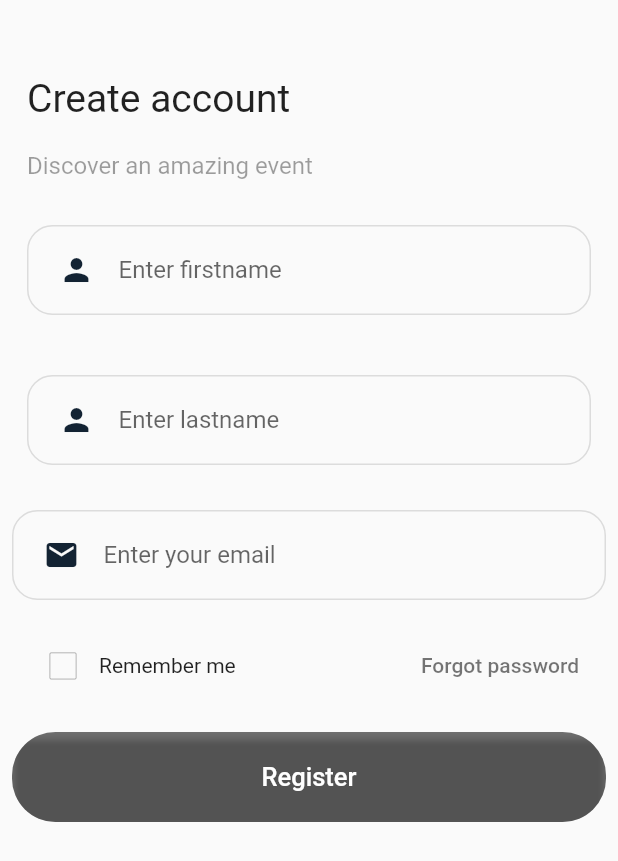
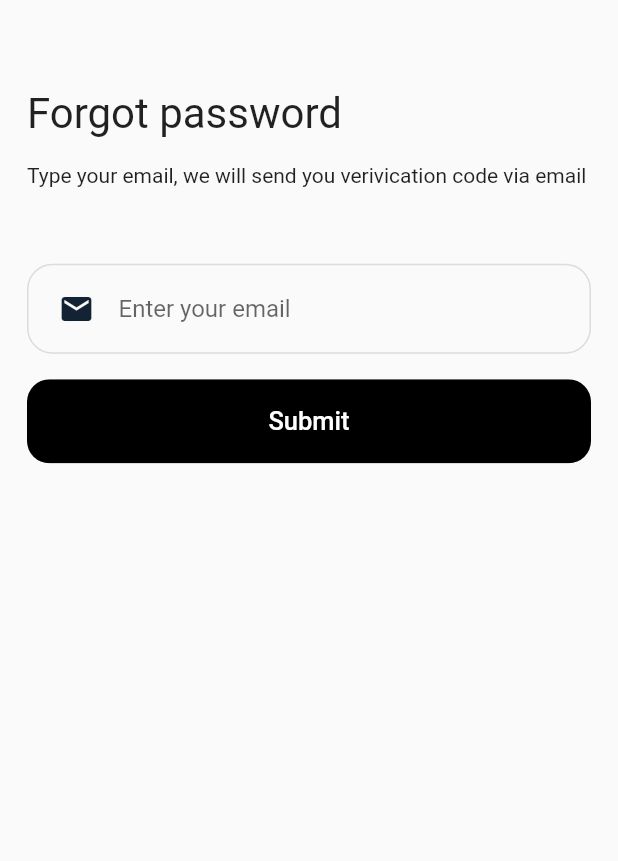
Before and after one commit to gig-codez/culchr, a Flutter app: the Register screen opened by its route, after a tap on "Forgot password", on a phone screen of 412 x 824 dp. Shown: the top 861 px of the screen. Run offline on Flutter 3.47's test engine with Material 2 defaults, Android fonts, the phone set to English and light mode, and no system bars; our stand-ins replace carousel_slider, flutter_svg.

Commit message:
added detail register screen

```diff
--- a/lib/Models/Tools/rounded_button.dart
+++ b/lib/Models/Tools/rounded_button.dart
@@ -16,10 +16,10 @@ class RoundedButton extends StatelessWidget {
   Widget build(BuildContext context) {
     Size size = MediaQuery.of(context).size;
     return Container(
-      margin: const EdgeInsets.symmetric(vertical: 10),
-      width: size.width * 0.8,
+      margin: const EdgeInsets.symmetric(vertical: 7),
+      width: size.width * 0.06,
       child: ClipRRect(
-        borderRadius: BorderRadius.circular(29),
+        borderRadius: BorderRadius.circular(15),
         child: roundButton(),
       ),
     );
@@ -35,8 +35,8 @@ class RoundedButton extends StatelessWidget {
       style: ElevatedButton.styleFrom(
         primary: color,
         padding: const EdgeInsets.symmetric(
-          horizontal: 40,
-          vertical: 20,
+          horizontal: 10,
+          vertical: 18,
         ),
         textStyle: TextStyle(
           color: textColor,
--- /dev/null
+++ b/lib/Screens/Forgot/Forgot.dart
@@ -0,0 +1,54 @@
+import 'package:culchr/Models/Tools/rounded_button.dart';
+import 'package:culchr/Models/Tools/rounded_input_field.dart';
+import 'package:flutter/material.dart';
+
+class Forgot extends StatefulWidget {
+  Forgot({Key? key}) : super(key: key);
+
+  @override
+  State<Forgot> createState() => _ForgotState();
+}
+
+class _ForgotState extends State<Forgot> {
+  @override
+  Widget build(BuildContext context) {
+    var emailController = TextEditingController();
+    return Scaffold(
+      body: SafeArea(
+        child: Center(
+          child: Padding(
+            padding: const EdgeInsets.all(18.0),
+            child: ListView(
+              children: [
+                SizedBox(
+                  height: MediaQuery.of(context).size.height * 0.05,
+                ),
+                const Text(
+                  "Forgot password",
+                  textScaleFactor: 1.4,
+                  style: TextStyle(
+                    fontSize: 20,
+                  ),
+                ),
+                SizedBox(
+                  height: MediaQuery.of(context).size.height * 0.02,
+                ),
+                Text(
+                    "Type your email, we will send you verivication code via email"),
+                SizedBox(
+                  height: MediaQuery.of(context).size.height * 0.05,
+                ),
+                RoundedInputField(
+                  icon: Icons.mail,
+                  hintText: "Enter your email",
+                  controller: emailController,
+                ),
+                RoundedButton(text: "Submit", press: () {}, color: Colors.black)
+              ],
+            ),
+          ),
+        ),
+      ),
+    );
+  }
+}
--- a/lib/Screens/SignUp/Register.dart
+++ b/lib/Screens/SignUp/Register.dart
@@ -1,6 +1,8 @@
 import 'package:culchr/Models/Tools/rounded_button.dart';
 import 'package:culchr/Models/Tools/rounded_input_field.dart';
 import 'package:culchr/Models/Tools/rounded_password_field.dart';
+import 'package:culchr/Models/Tools/social_icon.dart';
+import 'package:culchr/Screens/SignUp/Details.dart';
 import 'package:flutter/material.dart';
 
 class Register extends StatefulWidget {
@@ -25,7 +27,7 @@ class _RegisterState extends State<Register> {
               child: ListView(
                 children: [
                   SizedBox(
-                    height: MediaQuery.of(context).size.height * 0.04,
+                    height: MediaQuery.of(context).size.height * 0.02,
                   ),
                   Padding(
                     padding: const EdgeInsets.all(10.0),
@@ -85,25 +87,84 @@ class _RegisterState extends State<Register> {
                                 color: Colors.black38,
                               ),
                             ),
-                            const Text("Remember me"),
+                            const Text(
+                              "Remember me",
+                              style: TextStyle(
+                                fontSize: 17,
+                              ),
+                            ),
                           ],
                         ),
                         TextButton(
-                          onPressed: () {},
+                          onPressed: () {
+                            Navigator.of(context).pushNamed('/forgot');
+                          },
                           child: const Text(
                             "Forgot password",
                             style: TextStyle(
-                              color: Colors.black54,
-                            ),
+                                // color: Color.fromARGB(255, 6, 71, 124),
+                                fontSize: 17),
                           ),
                         )
                       ],
                     ),
                   ),
-                  RoundedButton(
-                    text: "Register",
-                    press: () {},
-                    color: scrol == true ? Colors.black : Colors.black54,
+                  Padding(
+                    padding: const EdgeInsets.all(18.0),
+                    child: RoundedButton(
+                      text: "Continue",
+                      press: () {
+                        Navigator.of(context).push(
+                          MaterialPageRoute(
+                            builder: (context) => Details(),
+                          ),
+                        );
+                      },
+                      color: scrol == true ? Colors.black : Colors.black54,
+                    ),
+                  ),
+                  SizedBox(
+                    height: MediaQuery.of(context).size.height * 0.02,
+                  ),
+                  Row(
+                    mainAxisAlignment: MainAxisAlignment.center,
+                    children: [
+                      SocalIcon(
+                        iconColor: Colors.black38,
+                        iconSrc: 'images/apple.svg',
+                        press: () {},
+                      ),
+                      SocalIcon(
+                        iconColor: Colors.black38,
+                        iconSrc: 'images/google.svg',
+                        press: () {},
+                      ),
+                    ],
+                  ),
+                  SizedBox(
+                    height: MediaQuery.of(context).size.height * 0.02,
+                  ),
+                  Row(
+                    mainAxisAlignment: MainAxisAlignment.center,
+                    children: [
+                      const Text(
+                        "Already have an account",
+                        style: TextStyle(
+                          fontSize: 17,
+                        ),
+                      ),
+                      TextButton(
+                        onPressed: () {
+                          Navigator.of(context).pushNamed('/login');
+                        },
+                        child: const Text(
+                          "Login",
+                          style: TextStyle(
+                            fontSize: 17,
+                          ),
+                        ),
+                      )
+                    ],
                   )
                 ],
               ),
--- a/lib/main.dart
+++ b/lib/main.dart
@@ -1,3 +1,4 @@
+import 'package:culchr/Screens/Forgot/Forgot.dart';
 import 'package:culchr/Screens/Intro/Intro.dart';
 import 'package:flutter/material.dart';
 
@@ -21,7 +22,8 @@ class MyApp extends StatelessWidget {
       initialRoute: '/',
       routes: {
         '/': (context) => const Intro(),
-        '/register': (context) => Register()
+        '/register': (context) => Register(),
+        '/forgot': ((context) => Forgot())
       },
     );
   }
```
Also changed, not shown: lib/Screens/SignUp/Details.dart (+55 -3 lines), images/apple.svg (added), images/google.svg (added).
